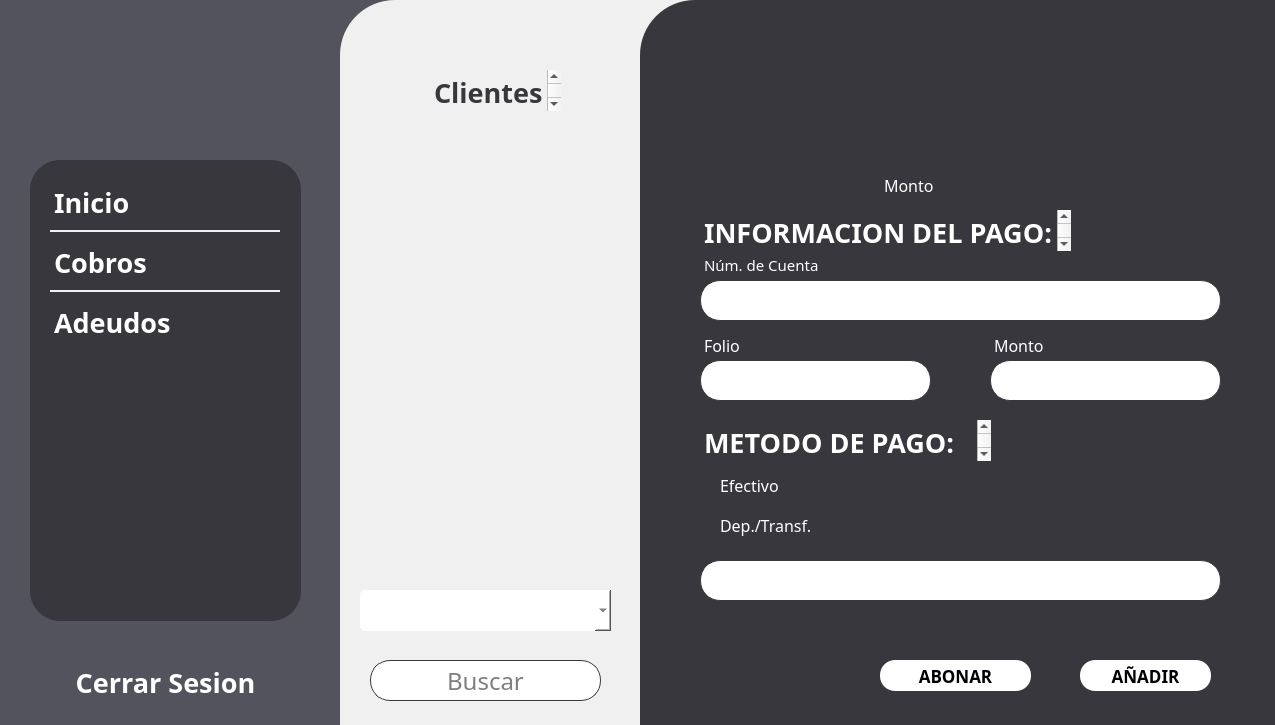
Old version of the form app/frontend/pantalla_adeudo_cobrador.ui in the repository uRicardoCaballero/Radcomtest.
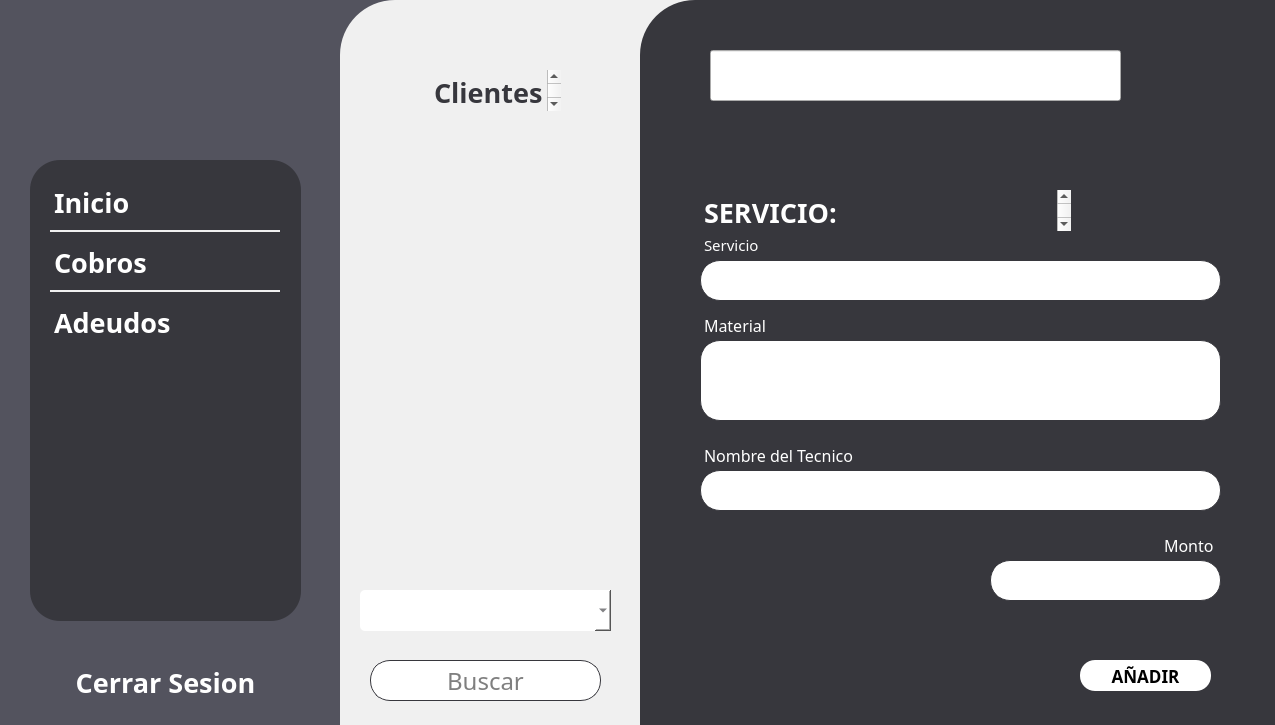
New version of the form. Icons and pictures are not drawn.

```diff
--- a/app/frontend/pantalla_adeudo_cobrador.ui
+++ b/app/frontend/pantalla_adeudo_cobrador.ui
@@ -150,56 +150,6 @@
     <property name="frameShadow">
      <enum>QFrame::Raised</enum>
     </property>
-    <widget class="QRadioButton" name="EfectivoOption">
-     <property name="geometry">
-      <rect>
-       <x>60</x>
-       <y>470</y>
-       <width>141</width>
-       <height>31</height>
-      </rect>
-     </property>
-     <property name="font">
-      <font>
-       <family>Montserrat</family>
-       <pointsize>12</pointsize>
-      </font>
-     </property>
-     <property name="styleSheet">
-      <string notr="true">QRadioButton{
- background: transparent; 
-color: #FFFFFF;
-}</string>
-     </property>
-     <property name="text">
-      <string>Efectivo</string>
-     </property>
-    </widget>
-    <widget class="QRadioButton" name="DeptTransfOption">
-     <property name="geometry">
-      <rect>
-       <x>60</x>
-       <y>510</y>
-       <width>141</width>
-       <height>31</height>
-      </rect>
-     </property>
-     <property name="font">
-      <font>
-       <family>Montserrat</family>
-       <pointsize>12</pointsize>
-      </font>
-     </property>
-     <property name="styleSheet">
-      <string notr="true">QRadioButton{
- background: transparent; 
-color: #FFFFFF;
-}</string>
-     </property>
-     <property name="text">
-      <string>Dep./Transf.</string>
-     </property>
-    </widget>
     <widget class="QPushButton" name="GuardarButton">
      <property name="geometry">
       <rect>
@@ -230,9 +180,176 @@
     <widget class="QLineEdit" name="MetodoHolder">
      <property name="geometry">
       <rect>
+       <x>70</x>
+       <y>50</y>
+       <width>411</width>
+       <height>51</height>
+      </rect>
+     </property>
+     <property name="font">
+      <font>
+       <family>&quot;Montserratl&quot;</family>
+       <pointsize>-1</pointsize>
+      </font>
+     </property>
+     <property name="layoutDirection">
+      <enum>Qt::LeftToRight</enum>
+     </property>
+     <property name="styleSheet">
+      <string notr="true">QLineEdit{
+		color: #FFFFFF;
+		Font-family: \&quot;Montserratl\&quot;;
+		font-size: 36px;
+		border: none;
+		background: transparent; 
+}</string>
+     </property>
+     <property name="inputMask">
+      <string/>
+     </property>
+     <property name="text">
+      <string/>
+     </property>
+     <property name="alignment">
+      <set>Qt::AlignBottom|Qt::AlignLeading|Qt::AlignLeft</set>
+     </property>
+     <property name="readOnly">
+      <bool>true</bool>
+     </property>
+     <property name="placeholderText">
+      <string/>
+     </property>
+    </widget>
+    <widget class="QLineEdit" name="TecnicoHolder">
+     <property name="geometry">
+      <rect>
        <x>60</x>
+       <y>470</y>
+       <width>521</width>
+       <height>41</height>
+      </rect>
+     </property>
+     <property name="font">
+      <font>
+       <family>Montserrat</family>
+       <pointsize>18</pointsize>
+      </font>
+     </property>
+     <property name="layoutDirection">
+      <enum>Qt::LeftToRight</enum>
+     </property>
+     <property name="styleSheet">
+      <string notr="true">QLineEdit{
+	border: 1px solid  #37373d;
+		background: #FFFFFF; 
+		 border-radius: 20px; 
+}</string>
+     </property>
+     <property name="inputMask">
+      <string/>
+     </property>
+     <property name="text">
+      <string/>
+     </property>
+     <property name="alignment">
+      <set>Qt::AlignCenter</set>
+     </property>
+     <property name="placeholderText">
+      <string/>
+     </property>
+    </widget>
+    <widget class="QTextBrowser" name="MontoText_3">
+     <property name="geometry">
+      <rect>
+       <x>60</x>
+       <y>440</y>
+       <width>201</width>
+       <height>41</height>
+      </rect>
+     </property>
+     <property name="sizePolicy">
+      <sizepolicy hsizetype="Expanding" vsizetype="Expanding">
+       <horstretch>0</horstretch>
+       <verstretch>0</verstretch>
+      </sizepolicy>
+     </property>
+     <property name="font">
+      <font>
+       <family>Montserrat</family>
+       <pointsize>5</pointsize>
+      </font>
+     </property>
+     <property name="toolTipDuration">
+      <number>-1</number>
+     </property>
+     <property name="autoFillBackground">
+      <bool>false</bool>
+     </property>
+     <property name="styleSheet">
+      <string notr="true">QTextBrowser {
+    background: transparent;  /* Quitar el fondo */
+	color:#FFFFFF;
+    border: none;             /* Quitar el borde */
+	margin: 0;                /* Eliminar márgenes */
+}</string>
+     </property>
+     <property name="html">
+      <string>&lt;!DOCTYPE HTML PUBLIC &quot;-//W3C//DTD HTML 4.0//EN&quot; &quot;http://www.w3.org/TR/REC-html40/strict.dtd&quot;&gt;
+&lt;html&gt;&lt;head&gt;&lt;meta name=&quot;qrichtext&quot; content=&quot;1&quot; /&gt;&lt;style type=&quot;text/css&quot;&gt;
+p, li { white-space: pre-wrap; }
+&lt;/style&gt;&lt;/head&gt;&lt;body style=&quot; font-family:'Montserrat'; font-size:5pt; font-weight:400; font-style:normal;&quot;&gt;
+&lt;p style=&quot; margin-top:0px; margin-bottom:0px; margin-left:0px; margin-right:0px; -qt-block-indent:0; text-indent:0px;&quot;&gt;&lt;span style=&quot; font-size:12pt;&quot;&gt;Nombre del Tecnico&lt;/span&gt;&lt;/p&gt;&lt;/body&gt;&lt;/html&gt;</string>
+     </property>
+    </widget>
+    <widget class="QTextBrowser" name="Folio">
+     <property name="geometry">
+      <rect>
+       <x>60</x>
+       <y>310</y>
+       <width>201</width>
+       <height>41</height>
+      </rect>
+     </property>
+     <property name="sizePolicy">
+      <sizepolicy hsizetype="Expanding" vsizetype="Expanding">
+       <horstretch>0</horstretch>
+       <verstretch>0</verstretch>
+      </sizepolicy>
+     </property>
+     <property name="font">
+      <font>
+       <family>Montserrat</family>
+       <pointsize>5</pointsize>
+      </font>
+     </property>
+     <property name="toolTipDuration">
+      <number>-1</number>
+     </property>
+     <property name="autoFillBackground">
+      <bool>false</bool>
+     </property>
+     <property name="styleSheet">
+      <string notr="true">QTextBrowser {
+    background: transparent;  /* Quitar el fondo */
+	color:#FFFFFF;
+    border: none;             /* Quitar el borde */
+	margin: 0;                /* Eliminar márgenes */
+}</string>
+     </property>
+     <property name="html">
+      <string>&lt;!DOCTYPE HTML PUBLIC &quot;-//W3C//DTD HTML 4.0//EN&quot; &quot;http://www.w3.org/TR/REC-html40/strict.dtd&quot;&gt;
+&lt;html&gt;&lt;head&gt;&lt;meta name=&quot;qrichtext&quot; content=&quot;1&quot; /&gt;&lt;style type=&quot;text/css&quot;&gt;
+p, li { white-space: pre-wrap; }
+&lt;/style&gt;&lt;/head&gt;&lt;body style=&quot; font-family:'Montserrat'; font-size:5pt; font-weight:400; font-style:normal;&quot;&gt;
+&lt;p style=&quot; margin-top:0px; margin-bottom:0px; margin-left:0px; margin-right:0px; -qt-block-indent:0; text-indent:0px;&quot;&gt;&lt;span style=&quot; font-size:12pt;&quot;&gt;Material&lt;/span&gt;&lt;/p&gt;&lt;/body&gt;&lt;/html&gt;</string>
+     </property>
+    </widget>
+    <widget class="QLineEdit" name="MontoHolder">
+     <property name="geometry">
+      <rect>
+       <x>350</x>
        <y>560</y>
-       <width>521</width>
+       <width>231</width>
        <height>41</height>
       </rect>
      </property>
@@ -255,6 +372,9 @@
      <property name="inputMask">
       <string/>
      </property>
+     <property name="text">
+      <string/>
+     </property>
      <property name="alignment">
       <set>Qt::AlignCenter</set>
      </property>
@@ -262,80 +382,11 @@
       <string/>
      </property>
     </widget>
-    <widget class="QPushButton" name="AbonarButton">
-     <property name="geometry">
-      <rect>
-       <x>240</x>
-       <y>660</y>
-       <width>151</width>
-       <height>31</height>
-      </rect>
-     </property>
-     <property name="font">
-      <font>
-       <family>Montserrat</family>
-       <pointsize>13</pointsize>
-       <weight>75</weight>
-       <bold>true</bold>
-      </font>
-     </property>
-     <property name="styleSheet">
-      <string notr="true">QPushButton{
-		background: #FFFFFF; 
-		 border-radius: 15px; 
-}</string>
-     </property>
-     <property name="text">
-      <string>ABONAR</string>
-     </property>
-    </widget>
-    <widget class="QTextBrowser" name="MetodoPago">
-     <property name="geometry">
-      <rect>
-       <x>60</x>
-       <y>420</y>
-       <width>291</width>
-       <height>41</height>
-      </rect>
-     </property>
-     <property name="sizePolicy">
-      <sizepolicy hsizetype="Expanding" vsizetype="Expanding">
-       <horstretch>0</horstretch>
-       <verstretch>0</verstretch>
-      </sizepolicy>
-     </property>
-     <property name="font">
-      <font>
-       <family>Montserrat</family>
-      </font>
-     </property>
-     <property name="toolTipDuration">
-      <number>-1</number>
-     </property>
-     <property name="autoFillBackground">
-      <bool>false</bool>
-     </property>
-     <property name="styleSheet">
-      <string notr="true">QTextBrowser {
-    background: transparent;  /* Quitar el fondo */
-	color:#FFFFFF;
-    border: none;             /* Quitar el borde */
-	margin: 0;                /* Eliminar márgenes */
-}</string>
-     </property>
-     <property name="html">
-      <string>&lt;!DOCTYPE HTML PUBLIC &quot;-//W3C//DTD HTML 4.0//EN&quot; &quot;http://www.w3.org/TR/REC-html40/strict.dtd&quot;&gt;
-&lt;html&gt;&lt;head&gt;&lt;meta name=&quot;qrichtext&quot; content=&quot;1&quot; /&gt;&lt;style type=&quot;text/css&quot;&gt;
-p, li { white-space: pre-wrap; }
-&lt;/style&gt;&lt;/head&gt;&lt;body style=&quot; font-family:'Montserrat'; font-size:8.25pt; font-weight:400; font-style:normal;&quot;&gt;
-&lt;p style=&quot; margin-top:0px; margin-bottom:0px; margin-left:0px; margin-right:0px; -qt-block-indent:0; text-indent:0px;&quot;&gt;&lt;span style=&quot; font-family:'MS Shell Dlg 2'; font-size:20pt; font-weight:600;&quot;&gt;METODO DE PAGO:&lt;/span&gt;&lt;/p&gt;&lt;/body&gt;&lt;/html&gt;</string>
-     </property>
-    </widget>
     <widget class="QTextBrowser" name="InfoPago">
      <property name="geometry">
       <rect>
        <x>60</x>
-       <y>210</y>
+       <y>190</y>
        <width>371</width>
        <height>41</height>
       </rect>
@@ -370,16 +421,16 @@
 &lt;html&gt;&lt;head&gt;&lt;meta name=&quot;qrichtext&quot; content=&quot;1&quot; /&gt;&lt;style type=&quot;text/css&quot;&gt;
 p, li { white-space: pre-wrap; }
 &lt;/style&gt;&lt;/head&gt;&lt;body style=&quot; font-family:'Montserrat'; font-size:8.25pt; font-weight:400; font-style:normal;&quot;&gt;
-&lt;p style=&quot; margin-top:0px; margin-bottom:0px; margin-left:0px; margin-right:0px; -qt-block-indent:0; text-indent:0px;&quot;&gt;&lt;span style=&quot; font-family:'MS Shell Dlg 2'; font-size:20pt; font-weight:600;&quot;&gt;INFORMACION DEL PAGO:&lt;/span&gt;&lt;/p&gt;&lt;/body&gt;&lt;/html&gt;</string>
+&lt;p style=&quot; margin-top:0px; margin-bottom:0px; margin-left:0px; margin-right:0px; -qt-block-indent:0; text-indent:0px;&quot;&gt;&lt;span style=&quot; font-family:'MS Shell Dlg 2'; font-size:20pt; font-weight:600;&quot;&gt;SERVICIO:&lt;/span&gt;&lt;/p&gt;&lt;/body&gt;&lt;/html&gt;</string>
      </property>
     </widget>
     <widget class="QLineEdit" name="NumCuentaHolder">
      <property name="geometry">
       <rect>
        <x>60</x>
-       <y>280</y>
+       <y>340</y>
        <width>521</width>
-       <height>41</height>
+       <height>81</height>
       </rect>
      </property>
      <property name="font">
@@ -401,6 +452,9 @@
      <property name="inputMask">
       <string/>
      </property>
+     <property name="text">
+      <string/>
+     </property>
      <property name="alignment">
       <set>Qt::AlignCenter</set>
      </property>
@@ -412,7 +466,7 @@
      <property name="geometry">
       <rect>
        <x>60</x>
-       <y>250</y>
+       <y>230</y>
        <width>291</width>
        <height>41</height>
       </rect>
@@ -448,15 +502,15 @@
 &lt;html&gt;&lt;head&gt;&lt;meta name=&quot;qrichtext&quot; content=&quot;1&quot; /&gt;&lt;style type=&quot;text/css&quot;&gt;
 p, li { white-space: pre-wrap; }
 &lt;/style&gt;&lt;/head&gt;&lt;body style=&quot; font-family:'Montserrat'; font-size:5pt; font-weight:400; font-style:normal;&quot;&gt;
-&lt;p style=&quot; margin-top:0px; margin-bottom:0px; margin-left:0px; margin-right:0px; -qt-block-indent:0; text-indent:0px;&quot;&gt;&lt;span style=&quot; font-size:11pt;&quot;&gt;Núm. de Cuenta&lt;/span&gt;&lt;/p&gt;&lt;/body&gt;&lt;/html&gt;</string>
+&lt;p style=&quot; margin-top:0px; margin-bottom:0px; margin-left:0px; margin-right:0px; -qt-block-indent:0; text-indent:0px;&quot;&gt;&lt;span style=&quot; font-size:11pt;&quot;&gt;Servicio&lt;/span&gt;&lt;/p&gt;&lt;/body&gt;&lt;/html&gt;</string>
      </property>
     </widget>
     <widget class="QLineEdit" name="FolioHolder">
      <property name="geometry">
       <rect>
        <x>60</x>
-       <y>360</y>
-       <width>231</width>
+       <y>260</y>
+       <width>521</width>
        <height>41</height>
       </rect>
      </property>
@@ -479,127 +533,9 @@
      <property name="inputMask">
       <string/>
      </property>
-     <property name="alignment">
-      <set>Qt::AlignCenter</set>
-     </property>
-     <property name="placeholderText">
+     <property name="text">
       <string/>
      </property>
-    </widget>
-    <widget class="QTextBrowser" name="Folio">
-     <property name="geometry">
-      <rect>
-       <x>60</x>
-       <y>330</y>
-       <width>201</width>
-       <height>41</height>
-      </rect>
-     </property>
-     <property name="sizePolicy">
-      <sizepolicy hsizetype="Expanding" vsizetype="Expanding">
-       <horstretch>0</horstretch>
-       <verstretch>0</verstretch>
-      </sizepolicy>
-     </property>
-     <property name="font">
-      <font>
-       <family>Montserrat</family>
-       <pointsize>5</pointsize>
-      </font>
-     </property>
-     <property name="toolTipDuration">
-      <number>-1</number>
-     </property>
-     <property name="autoFillBackground">
-      <bool>false</bool>
-     </property>
-     <property name="styleSheet">
-      <string notr="true">QTextBrowser {
-    background: transparent;  /* Quitar el fondo */
-	color:#FFFFFF;
-    border: none;             /* Quitar el borde */
-	margin: 0;                /* Eliminar márgenes */
-}</string>
-     </property>
-     <property name="html">
-      <string>&lt;!DOCTYPE HTML PUBLIC &quot;-//W3C//DTD HTML 4.0//EN&quot; &quot;http://www.w3.org/TR/REC-html40/strict.dtd&quot;&gt;
-&lt;html&gt;&lt;head&gt;&lt;meta name=&quot;qrichtext&quot; content=&quot;1&quot; /&gt;&lt;style type=&quot;text/css&quot;&gt;
-p, li { white-space: pre-wrap; }
-&lt;/style&gt;&lt;/head&gt;&lt;body style=&quot; font-family:'Montserrat'; font-size:5pt; font-weight:400; font-style:normal;&quot;&gt;
-&lt;p style=&quot; margin-top:0px; margin-bottom:0px; margin-left:0px; margin-right:0px; -qt-block-indent:0; text-indent:0px;&quot;&gt;&lt;span style=&quot; font-size:12pt;&quot;&gt;Folio&lt;/span&gt;&lt;/p&gt;&lt;/body&gt;&lt;/html&gt;</string>
-     </property>
-    </widget>
-    <widget class="QTextBrowser" name="MontoText_2">
-     <property name="geometry">
-      <rect>
-       <x>350</x>
-       <y>330</y>
-       <width>201</width>
-       <height>41</height>
-      </rect>
-     </property>
-     <property name="sizePolicy">
-      <sizepolicy hsizetype="Expanding" vsizetype="Expanding">
-       <horstretch>0</horstretch>
-       <verstretch>0</verstretch>
-      </sizepolicy>
-     </property>
-     <property name="font">
-      <font>
-       <family>Montserrat</family>
-       <pointsize>5</pointsize>
-      </font>
-     </property>
-     <property name="toolTipDuration">
-      <number>-1</number>
-     </property>
-     <property name="autoFillBackground">
-      <bool>false</bool>
-     </property>
-     <property name="styleSheet">
-      <string notr="true">QTextBrowser {
-    background: transparent;  /* Quitar el fondo */
-	color:#FFFFFF;
-    border: none;             /* Quitar el borde */
-	margin: 0;                /* Eliminar márgenes */
-}</string>
-     </property>
-     <property name="html">
-      <string>&lt;!DOCTYPE HTML PUBLIC &quot;-//W3C//DTD HTML 4.0//EN&quot; &quot;http://www.w3.org/TR/REC-html40/strict.dtd&quot;&gt;
-&lt;html&gt;&lt;head&gt;&lt;meta name=&quot;qrichtext&quot; content=&quot;1&quot; /&gt;&lt;style type=&quot;text/css&quot;&gt;
-p, li { white-space: pre-wrap; }
-&lt;/style&gt;&lt;/head&gt;&lt;body style=&quot; font-family:'Montserrat'; font-size:5pt; font-weight:400; font-style:normal;&quot;&gt;
-&lt;p style=&quot; margin-top:0px; margin-bottom:0px; margin-left:0px; margin-right:0px; -qt-block-indent:0; text-indent:0px;&quot;&gt;&lt;span style=&quot; font-size:12pt;&quot;&gt;Monto&lt;/span&gt;&lt;/p&gt;&lt;/body&gt;&lt;/html&gt;</string>
-     </property>
-    </widget>
-    <widget class="QLineEdit" name="MontoHolder">
-     <property name="geometry">
-      <rect>
-       <x>350</x>
-       <y>360</y>
-       <width>231</width>
-       <height>41</height>
-      </rect>
-     </property>
-     <property name="font">
-      <font>
-       <family>Montserrat</family>
-       <pointsize>18</pointsize>
-      </font>
-     </property>
-     <property name="layoutDirection">
-      <enum>Qt::LeftToRight</enum>
-     </property>
-     <property name="styleSheet">
-      <string notr="true">QLineEdit{
-	border: 1px solid  #37373d;
-		background: #FFFFFF; 
-		 border-radius: 20px; 
-}</string>
-     </property>
-     <property name="inputMask">
-      <string/>
-     </property>
      <property name="alignment">
       <set>Qt::AlignCenter</set>
      </property>
@@ -610,9 +546,9 @@
     <widget class="QTextBrowser" name="Adeudo">
      <property name="geometry">
       <rect>
-       <x>60</x>
-       <y>150</y>
-       <width>181</width>
+       <x>520</x>
+       <y>530</y>
+       <width>61</width>
        <height>41</height>
       </rect>
      </property>
@@ -631,49 +567,9 @@
      <property name="toolTipDuration">
       <number>-1</number>
      </property>
-     <property name="autoFillBackground">
-      <bool>false</bool>
+     <property name="layoutDirection">
+      <enum>Qt::RightToLeft</enum>
      </property>
-     <property name="styleSheet">
-      <string notr="true">QTextBrowser {
-    background: transparent;  /* Quitar el fondo */
-	color:#FFFFFF;
-    border: none;             /* Quitar el borde */
-	margin: 0;                /* Eliminar márgenes */
-}</string>
-     </property>
-     <property name="html">
-      <string>&lt;!DOCTYPE HTML PUBLIC &quot;-//W3C//DTD HTML 4.0//EN&quot; &quot;http://www.w3.org/TR/REC-html40/strict.dtd&quot;&gt;
-&lt;html&gt;&lt;head&gt;&lt;meta name=&quot;qrichtext&quot; content=&quot;1&quot; /&gt;&lt;style type=&quot;text/css&quot;&gt;
-p, li { white-space: pre-wrap; }
-&lt;/style&gt;&lt;/head&gt;&lt;body style=&quot; font-family:'Montserrat'; font-size:5pt; font-weight:400; font-style:normal;&quot;&gt;
-&lt;p style=&quot;-qt-paragraph-type:empty; margin-top:0px; margin-bottom:0px; margin-left:0px; margin-right:0px; -qt-block-indent:0; text-indent:0px;&quot;&gt;&lt;br /&gt;&lt;/p&gt;&lt;/body&gt;&lt;/html&gt;</string>
-     </property>
-    </widget>
-    <widget class="QTextBrowser" name="MontoText">
-     <property name="geometry">
-      <rect>
-       <x>240</x>
-       <y>170</y>
-       <width>81</width>
-       <height>41</height>
-      </rect>
-     </property>
-     <property name="sizePolicy">
-      <sizepolicy hsizetype="Expanding" vsizetype="Expanding">
-       <horstretch>0</horstretch>
-       <verstretch>0</verstretch>
-      </sizepolicy>
-     </property>
-     <property name="font">
-      <font>
-       <family>Montserrat</family>
-       <pointsize>5</pointsize>
-      </font>
-     </property>
-     <property name="toolTipDuration">
-      <number>-1</number>
-     </property>
      <property name="autoFillBackground">
       <bool>false</bool>
      </property>
@@ -693,51 +589,6 @@
 &lt;p style=&quot; margin-top:0px; margin-bottom:0px; margin-left:0px; margin-right:0px; -qt-block-indent:0; text-indent:0px;&quot;&gt;&lt;span style=&quot; font-size:12pt;&quot;&gt;Monto&lt;/span&gt;&lt;/p&gt;&lt;/body&gt;&lt;/html&gt;</string>
      </property>
     </widget>
-    <widget class="QTextBrowser" name="Adeudo_2">
-     <property name="geometry">
-      <rect>
-       <x>60</x>
-       <y>70</y>
-       <width>331</width>
-       <height>61</height>
-      </rect>
-     </property>
-     <property name="sizePolicy">
-      <sizepolicy hsizetype="Expanding" vsizetype="Expanding">
-       <horstretch>0</horstretch>
-       <verstretch>0</verstretch>
-      </sizepolicy>
-     </property>
-     <property name="font">
-      <font>
-       <family>Montserrat</family>
-       <pointsize>5</pointsize>
-       <weight>50</weight>
-       <bold>false</bold>
-      </font>
-     </property>
-     <property name="toolTipDuration">
-      <number>-1</number>
-     </property>
-     <property name="autoFillBackground">
-      <bool>false</bool>
-     </property>
-     <property name="styleSheet">
-      <string notr="true">QTextBrowser {
-    background: transparent;  /* Quitar el fondo */
-	color:#FFFFFF;
-    border: none;             /* Quitar el borde */
-	margin: 0;                /* Eliminar márgenes */
-}</string>
-     </property>
-     <property name="html">
-      <string>&lt;!DOCTYPE HTML PUBLIC &quot;-//W3C//DTD HTML 4.0//EN&quot; &quot;http://www.w3.org/TR/REC-html40/strict.dtd&quot;&gt;
-&lt;html&gt;&lt;head&gt;&lt;meta name=&quot;qrichtext&quot; content=&quot;1&quot; /&gt;&lt;style type=&quot;text/css&quot;&gt;
-p, li { white-space: pre-wrap; }
-&lt;/style&gt;&lt;/head&gt;&lt;body style=&quot; font-family:'Montserrat'; font-size:5pt; font-weight:400; font-style:normal;&quot;&gt;
-&lt;p style=&quot;-qt-paragraph-type:empty; margin-top:0px; margin-bottom:0px; margin-left:0px; margin-right:0px; -qt-block-indent:0; text-indent:0px;&quot;&gt;&lt;br /&gt;&lt;/p&gt;&lt;/body&gt;&lt;/html&gt;</string>
-     </property>
-    </widget>
    </widget>
    <widget class="QTextBrowser" name="Clientes">
     <property name="geometry">
```
Left out of the diff: 8 changed lines with no effect on the pictures.
